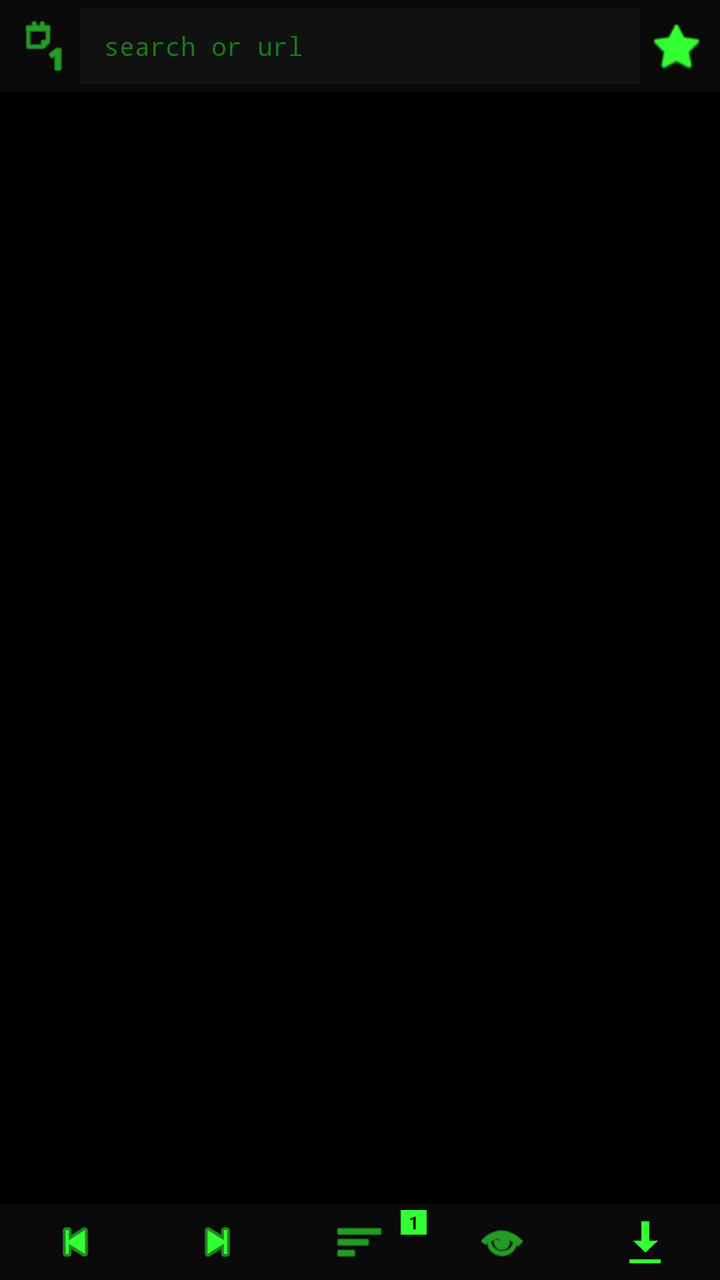
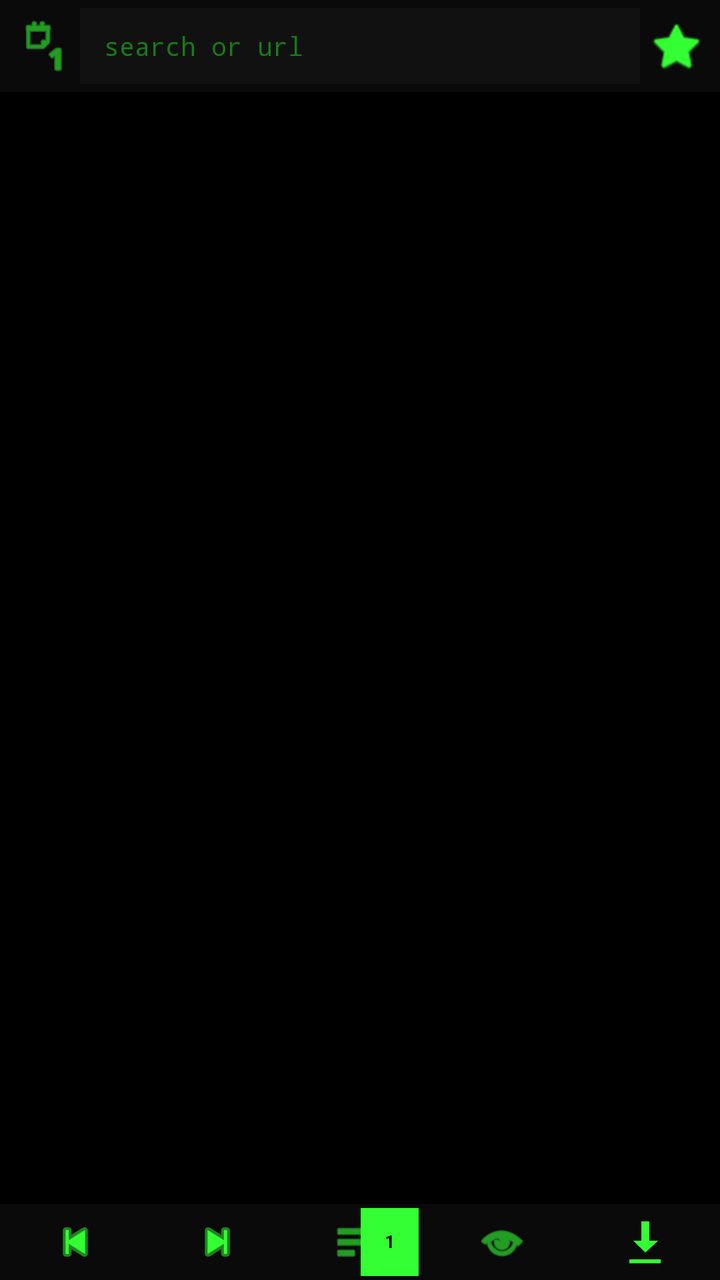

Two renders of the same Android screen: before a commit and after it. Below are the layout's source before the change and the commit's diff.
<!-- AndroidManifest.xml: activity theme Theme.Transparent -->
<!-- res/layout/activity_aura_browser.xml -->
<?xml version="1.0" encoding="utf-8"?>
<LinearLayout xmlns:android="http://schemas.android.com/apk/res/android"
    xmlns:app="http://schemas.android.com/apk/res-auto"
    android:layout_width="match_parent"
    android:layout_height="match_parent"
    android:orientation="vertical"
    android:background="#FF000000">

    
    <LinearLayout
        android:id="@+id/aura_top_bar"
        android:layout_width="match_parent"
        android:layout_height="wrap_content"
        android:orientation="horizontal"
        android:paddingHorizontal="4dp"
        android:paddingVertical="4dp"
        android:background="#FF0A0A0A"
        android:gravity="center_vertical">

        <ImageButton
            android:id="@+id/aura_btn_darkmode"
            android:layout_width="36dp"
            android:layout_height="38dp"
            android:background="?android:attr/selectableItemBackgroundBorderless"
            android:src="@android:drawable/ic_menu_day"
            android:contentDescription="Toggle dark mode"
            android:scaleType="centerInside"
            android:padding="4dp"
            app:tint="#FF33FF33" />

        <EditText
            android:id="@+id/aura_et_url"
            android:layout_width="0dp"
            android:layout_height="38dp"
            android:layout_weight="1"
            android:background="#FF111111"
            android:hint="search or url"
            android:imeOptions="actionGo"
            android:inputType="textUri"
            android:maxLines="1"
            android:paddingStart="12dp"
            android:paddingEnd="12dp"
            android:textColor="#FF33FF33"
            android:textColorHint="#FF1A7A1A"
            android:textSize="13sp"
            android:fontFamily="monospace"
            android:selectAllOnFocus="true" />

        <ImageButton
            android:id="@+id/aura_btn_bookmark"
            android:layout_width="36dp"
            android:layout_height="38dp"
            android:background="?android:attr/selectableItemBackgroundBorderless"
            android:src="@android:drawable/btn_star_big_off"
            android:contentDescription="Bookmark this page"
            android:scaleType="centerInside"
            android:padding="4dp"
            app:tint="#FF33FF33" />
    </LinearLayout>

    
    <ProgressBar
        android:id="@+id/aura_progress"
        style="?android:attr/progressBarStyleHorizontal"
        android:layout_width="match_parent"
        android:layout_height="2dp"
        android:max="100"
        android:progressTint="#FF33FF33"
        android:visibility="gone" />

    
    <FrameLayout
        android:id="@+id/aura_web_container"
        android:layout_width="match_parent"
        android:layout_height="0dp"
        android:layout_weight="1"
        android:background="#FF000000" />

    
    <LinearLayout
        android:id="@+id/aura_footer_bar"
        android:layout_width="match_parent"
        android:layout_height="wrap_content"
        android:orientation="horizontal"
        android:paddingVertical="2dp"
        android:paddingHorizontal="2dp"
        android:background="#FF0A0A0A"
        android:gravity="center_vertical"
        android:weightSum="5">

        <ImageButton
            android:id="@+id/aura_btn_back"
            android:layout_width="0dp"
            android:layout_height="34dp"
            android:layout_weight="1"
            android:background="?android:attr/selectableItemBackgroundBorderless"
            android:src="@android:drawable/ic_media_previous"
            android:contentDescription="Back"
            android:scaleType="centerInside"
            android:padding="4dp"
            app:tint="#FF33FF33" />

        <ImageButton
            android:id="@+id/aura_btn_forward"
            android:layout_width="0dp"
            android:layout_height="34dp"
            android:layout_weight="1"
            android:background="?android:attr/selectableItemBackgroundBorderless"
            android:src="@android:drawable/ic_media_next"
            android:contentDescription="Forward"
            android:scaleType="centerInside"
            android:padding="4dp"
            app:tint="#FF33FF33" />

        <FrameLayout
            android:id="@+id/aura_btn_tabs_container"
            android:layout_width="0dp"
            android:layout_height="34dp"
            android:layout_weight="1"
            android:background="?android:attr/selectableItemBackgroundBorderless"
            android:clickable="true"
            android:focusable="true">

            <ImageView
                android:layout_width="match_parent"
                android:layout_height="match_parent"
                android:src="@android:drawable/ic_menu_sort_by_size"
                android:scaleType="centerInside"
                android:padding="4dp"
                android:contentDescription="Tabs"
                app:tint="#FF33FF33" />

            <TextView
                android:id="@+id/aura_tab_count"
                android:layout_width="wrap_content"
                android:layout_height="wrap_content"
                android:layout_gravity="top|end"
                android:layout_marginTop="1dp"
                android:layout_marginEnd="2dp"
                android:background="#FF33FF33"
                android:paddingHorizontal="4dp"
                android:paddingVertical="0dp"
                android:text="1"
                android:textColor="#FF000000"
                android:textSize="9sp"
                android:textStyle="bold" />
        </FrameLayout>

        <ImageButton
            android:id="@+id/aura_btn_incognito"
            android:layout_width="0dp"
            android:layout_height="34dp"
            android:layout_weight="1"
            android:background="?android:attr/selectableItemBackgroundBorderless"
            android:src="@android:drawable/ic_menu_view"
            android:contentDescription="New incognito tab"
            android:scaleType="centerInside"
            android:padding="4dp"
            app:tint="#FF33FF33" />

        <ImageButton
            android:id="@+id/aura_btn_downloads"
            android:layout_width="0dp"
            android:layout_height="34dp"
            android:layout_weight="1"
            android:background="?android:attr/selectableItemBackgroundBorderless"
            android:src="@android:drawable/stat_sys_download"
            android:contentDescription="Downloads"
            android:scaleType="centerInside"
            android:padding="4dp"
            app:tint="#FF33FF33" />
    </LinearLayout>

</LinearLayout>
<!-- resources referenced by this layout -->
<resources>
  <style name="Theme.Transparent" parent="Theme.AppCompat.Light.NoActionBar">
          <item name="android:windowIsTranslucent">true</item>
          <item name="android:windowBackground">@android:color/transparent</item>
          <item name="android:windowContentOverlay">@null</item>
          <item name="android:windowNoTitle">true</item>
          <item name="android:backgroundDimEnabled">false</item>
          <item name="android:windowAnimationStyle">@null</item>
      </style>
</resources>

<!-- the commit's change to res/layout/activity_aura_browser.xml (unified diff, before → after) -->
@@ -130,15 +130,19 @@
                 android:contentDescription="Tabs"
                 app:tint="#FF33FF33" />
 
+            
             <TextView
                 android:id="@+id/aura_tab_count"
-                android:layout_width="wrap_content"
-                android:layout_height="wrap_content"
+                android:layout_width="29dp"
+                android:layout_height="match_parent"
                 android:layout_gravity="top|end"
-                android:layout_marginTop="1dp"
-                android:layout_marginEnd="2dp"
+                android:layout_marginTop="0dp"
+                android:layout_marginEnd="6dp"
                 android:background="#FF33FF33"
-                android:paddingHorizontal="4dp"
+                android:gravity="center"
+                android:includeFontPadding="false"
+                android:minWidth="14dp"
+                android:paddingHorizontal="3dp"
                 android:paddingVertical="0dp"
                 android:text="1"
                 android:textColor="#FF000000"
